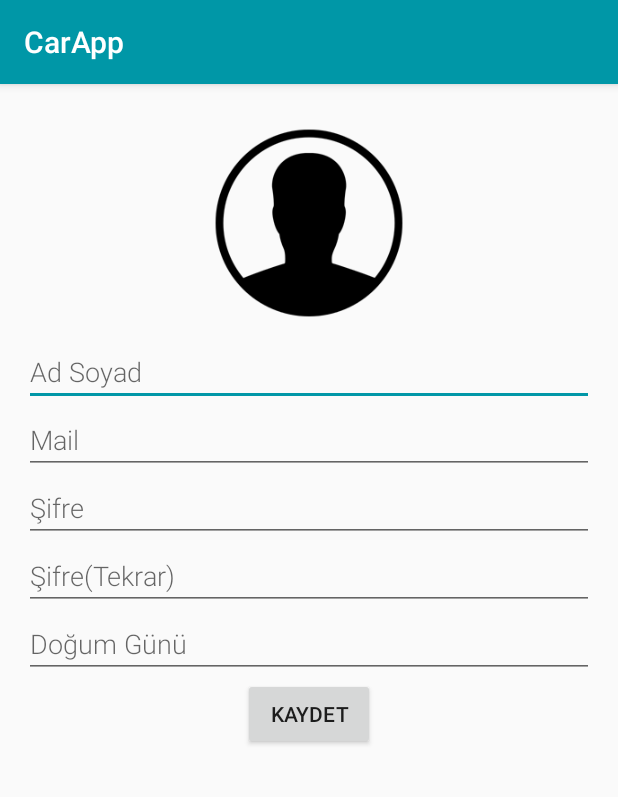
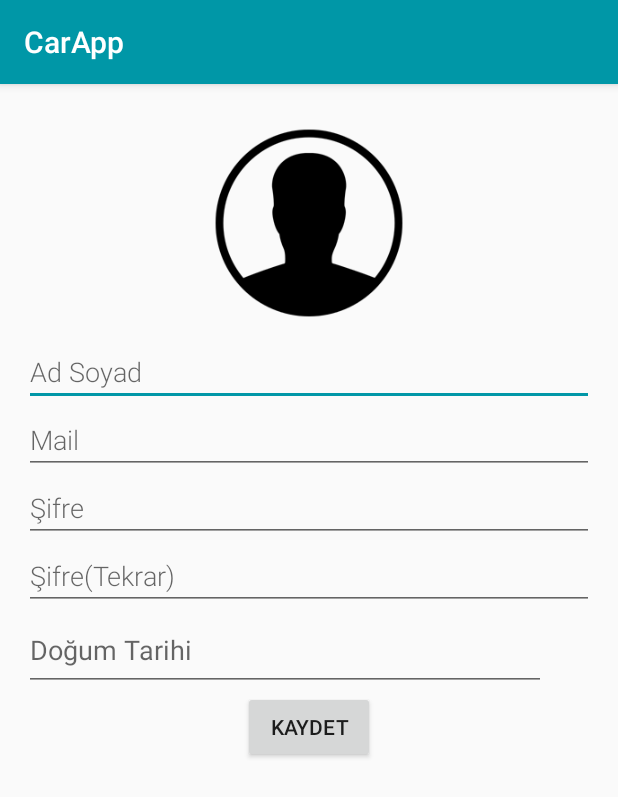
Before and after one commit to yhaznedar/MTMIRepo, an Android app: the SignUp screen opened directly, with no data from a screen before it, on a phone screen of 412 x 824 dp. Shown: the top 797 px of the screen. Run offline under Robolectric (Android 15) with nearby library versions, the phone set to English and light mode, and no system bars.

Commit message:
Date
DateTimePicker

```diff
--- a/MTMI-master/app/src/main/java/com/mtmi/carapp/SignUp.java
+++ b/MTMI-master/app/src/main/java/com/mtmi/carapp/SignUp.java
@@ -1,18 +1,27 @@
 package com.mtmi.carapp;
 
+import android.app.DatePickerDialog;
+import android.app.Dialog;
 import android.content.Intent;
 import android.net.Uri;
+import android.support.v4.app.DialogFragment;
 import android.support.v7.app.AppCompatActivity;
 import android.os.Bundle;
 import android.view.View;
 import android.widget.Button;
+import android.widget.DatePicker;
+import android.widget.EditText;
 
 import com.google.android.gms.appindexing.Action;
 import com.google.android.gms.appindexing.AppIndex;
 import com.google.android.gms.common.api.GoogleApiClient;
 
-public class SignUp extends AppCompatActivity {
+import java.util.Calendar;
+
+public class SignUp extends AppCompatActivity{
     Button giris;
+    EditText txtDate;
+    public int mYear, mMonth, mDay, mHour, mMinute;
     /**
      * ATTENTION: This was auto-generated to implement the App Indexing API.
      * See https://g.co/AppIndexing/AndroidStudio for more information.
@@ -32,10 +41,39 @@ public class SignUp extends AppCompatActivity {
         });
         //erenin iş
 
+        txtDate=(EditText)findViewById(R.id.dgmTrh);
+
+
+        txtDate.setOnClickListener(new View.OnClickListener() {
+            @Override
+            public void onClick(View view) {
+                Calendar mcurrentDate = Calendar.getInstance();
+                int mYear = mcurrentDate.get(Calendar.YEAR);
+                int mMonth = mcurrentDate.get(Calendar.MONTH);
+                int mDay = mcurrentDate.get(Calendar.DAY_OF_MONTH);
+
+                DatePickerDialog mDatePicker;
+                mDatePicker = new DatePickerDialog(SignUp.this, new DatePickerDialog.OnDateSetListener() {
+                    public void onDateSet(DatePicker datepicker, int selectedyear, int selectedmonth, int selectedday) {
+                        // TODO Auto-generated method stub
+                    /*      Your code   to get date and time    */
+                        selectedmonth = selectedmonth + 1;
+                        txtDate.setText("" + selectedday + "/" + selectedmonth + "/" + selectedyear);
+                    }
+                }, mYear, mMonth, mDay);
+                mDatePicker.setTitle("Tarih seçiniz");
+                mDatePicker.show();
+            }
+
+        });
+
+
 
 
 
     }
 
 
-}
+
+
+    }
--- a/MTMI-master/app/src/main/res/layout/activity_sign_up.xml
+++ b/MTMI-master/app/src/main/res/layout/activity_sign_up.xml
@@ -54,20 +54,25 @@
         android:id="@+id/edittextSifreTekrar"
         android:layout_gravity="center_horizontal"
         android:fontFamily="sans-serif-light"/>
+
     <EditText
-        android:layout_width="match_parent"
-        android:layout_height="wrap_content"
+        android:layout_width="348dp"
+        android:layout_height="54dp"
+        android:hint="Doğum Tarihi"
+        android:ems="10"
+        android:id="@+id/dgmTrh"
         android:inputType="date"
-        android:ems="10"
-        android:id="@+id/edittextDogumGunu"
-        android:layout_gravity="center_horizontal"
-        android:hint="Doğum Günü"
-        android:fontFamily="sans-serif-light"/>
+        android:onClick="OnClick"
+
+        android:clickable="true" />
 
     <Button
         android:layout_width="wrap_content"
         android:layout_height="wrap_content"
         android:text="Kaydet"
         android:id="@+id/buttonKaydet"
-        android:layout_gravity="center_horizontal" />
+        android:layout_gravity="center_horizontal"
+        />
+
+
 </LinearLayout>
```
Also changed, not shown: MTMI-master/app/src/main/java/com/mtmi/carapp/LoginActivity.java (+47 -8 lines), MTMI-master/app/src/main/java/com/mtmi/carapp/hataActivity.java (+60 -3 lines), MTMI-master/app/src/main/res/layout/activity_hata.xml (+10 -0 lines).
